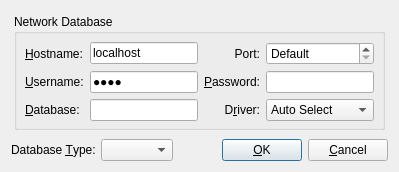
First picture: the form in src/gui/databaseconnecter/databaseconnecterdialog.ui, repository ihehui/HHSharedLibs, before the edit.
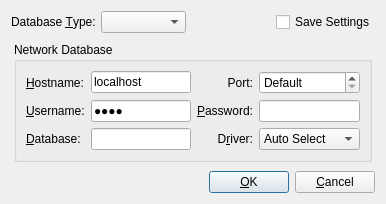
Second picture: the form after the edit.

Commit message: Update database functions

The edit to the form file:
```diff
--- a/src/gui/databaseconnecter/databaseconnecterdialog.ui
+++ b/src/gui/databaseconnecter/databaseconnecterdialog.ui
@@ -7,18 +7,68 @@
    <rect>
     <x>0</x>
     <y>0</y>
-    <width>473</width>
-    <height>155</height>
+    <width>386</width>
+    <height>187</height>
    </rect>
   </property>
   <property name="windowTitle">
    <string>Database Connecter</string>
   </property>
-  <layout class="QGridLayout" name="gridLayout_3">
-   <property name="sizeConstraint">
-    <enum>QLayout::SetFixedSize</enum>
-   </property>
-   <item row="0" column="0">
+  <layout class="QVBoxLayout" name="verticalLayout">
+   <item>
+    <layout class="QHBoxLayout" name="horizontalLayout">
+     <item>
+      <widget class="QLabel" name="databaseTypeLabel">
+       <property name="text">
+        <string>Database &amp;Type:</string>
+       </property>
+       <property name="buddy">
+        <cstring>databaseTypeComboBox</cstring>
+       </property>
+      </widget>
+     </item>
+     <item>
+      <widget class="QComboBox" name="databaseTypeComboBox">
+       <property name="sizePolicy">
+        <sizepolicy hsizetype="Expanding" vsizetype="Fixed">
+         <horstretch>0</horstretch>
+         <verstretch>0</verstretch>
+        </sizepolicy>
+       </property>
+       <property name="toolTip">
+        <string>Database Type</string>
+       </property>
+       <property name="statusTip">
+        <string>Database Type</string>
+       </property>
+       <property name="whatsThis">
+        <string>Database Type</string>
+       </property>
+      </widget>
+     </item>
+     <item>
+      <spacer name="horizontalSpacer">
+       <property name="orientation">
+        <enum>Qt::Horizontal</enum>
+       </property>
+       <property name="sizeHint" stdset="0">
+        <size>
+         <width>40</width>
+         <height>20</height>
+        </size>
+       </property>
+      </spacer>
+     </item>
+     <item>
+      <widget class="QCheckBox" name="checkBoxSaveSettings">
+       <property name="text">
+        <string>Save Settings</string>
+       </property>
+      </widget>
+     </item>
+    </layout>
+   </item>
+   <item>
     <widget class="QStackedWidget" name="stackedWidget">
      <property name="currentIndex">
       <number>0</number>
@@ -52,21 +102,6 @@
           <bool>false</bool>
          </property>
          <layout class="QGridLayout">
-          <property name="leftMargin">
-           <number>8</number>
-          </property>
-          <property name="topMargin">
-           <number>8</number>
-          </property>
-          <property name="rightMargin">
-           <number>8</number>
-          </property>
-          <property name="bottomMargin">
-           <number>6</number>
-          </property>
-          <property name="spacing">
-           <number>6</number>
-          </property>
           <item row="2" column="0">
            <widget class="QLabel" name="databaseNameLabel">
             <property name="text">
@@ -366,7 +401,7 @@
      </widget>
     </widget>
    </item>
-   <item row="1" column="0">
+   <item>
     <layout class="QHBoxLayout">
      <property name="spacing">
       <number>6</number>
@@ -383,35 +418,6 @@
      <property name="bottomMargin">
       <number>0</number>
      </property>
-     <item>
-      <widget class="QLabel" name="databaseTypeLabel">
-       <property name="text">
-        <string>Database &amp;Type:</string>
-       </property>
-       <property name="buddy">
-        <cstring>databaseTypeComboBox</cstring>
-       </property>
-      </widget>
-     </item>
-     <item>
-      <widget class="QComboBox" name="databaseTypeComboBox">
-       <property name="sizePolicy">
-        <sizepolicy hsizetype="Expanding" vsizetype="Fixed">
-         <horstretch>0</horstretch>
-         <verstretch>0</verstretch>
-        </sizepolicy>
-       </property>
-       <property name="toolTip">
-        <string>Database Type</string>
-       </property>
-       <property name="statusTip">
-        <string>Database Type</string>
-       </property>
-       <property name="whatsThis">
-        <string>Database Type</string>
-       </property>
-      </widget>
-     </item>
      <item>
       <spacer>
        <property name="orientation">
```
Left out of the diff: 1 changed line with no effect on the pictures. The commit also changes 9 other files.
